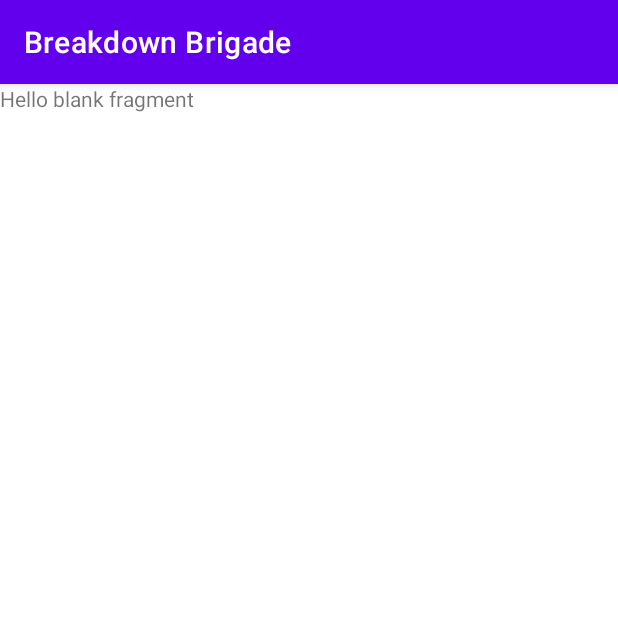
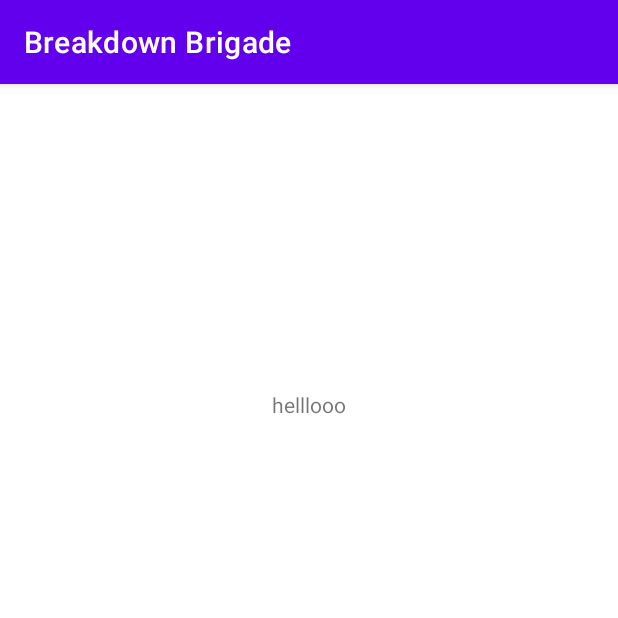
Before and after one commit to Kowshi1101/Breakdown-Brigade, an Android app: the fragment SearchFragment shown on its own in the app's theme, on a phone screen of 412 x 824 dp, the top half of it. Run offline under Robolectric (Android 15) with nearby library versions, the phone set to English and light mode, and no system bars.

Commit message:
some changes

```diff
--- a/app/src/main/AndroidManifest.xml
+++ b/app/src/main/AndroidManifest.xml
@@ -13,6 +13,9 @@
         android:supportsRtl="true"
         android:theme="@style/Theme.MEDIC"
         tools:targetApi="31">
+        <activity
+            android:name=".gmap"
+            android:exported="false" />
         <activity
             android:name=".hook_vehicle_details"
             android:exported="false" />
--- a/app/src/main/res/layout/fragment_search.xml
+++ b/app/src/main/res/layout/fragment_search.xml
@@ -1,14 +1,19 @@
 <?xml version="1.0" encoding="utf-8"?>
-<FrameLayout xmlns:android="http://schemas.android.com/apk/res/android"
+<androidx.constraintlayout.widget.ConstraintLayout xmlns:android="http://schemas.android.com/apk/res/android"
+    xmlns:app="http://schemas.android.com/apk/res-auto"
     xmlns:tools="http://schemas.android.com/tools"
+    android:id="@+id/frameLayout"
     android:layout_width="match_parent"
     android:layout_height="match_parent"
-    tools:context=".SearchFragment">
+    tools:context=".SearchFragment" >
 
-    <!-- TODO: Update blank fragment layout -->
     <TextView
-        android:layout_width="match_parent"
-        android:layout_height="match_parent"
-        android:text="@string/hello_blank_fragment" />
-
-</FrameLayout>
+        android:id="@+id/textView7"
+        android:layout_width="wrap_content"
+        android:layout_height="wrap_content"
+        android:layout_marginTop="204dp"
+        android:text="helllooo"
+        app:layout_constraintEnd_toEndOf="parent"
+        app:layout_constraintStart_toStartOf="parent"
+        app:layout_constraintTop_toTopOf="parent" />
+</androidx.constraintlayout.widget.ConstraintLayout>
--- a/app/src/main/res/menu/item_menu.xml
+++ b/app/src/main/res/menu/item_menu.xml
@@ -5,6 +5,7 @@
 
     <item android:id="@+id/nav_home"
         android:title="Home"
+
         android:icon="@drawable/ic_home"/>
 
     <item android:id="@+id/nav_search"
--- a/app/src/main/res/values/strings.xml
+++ b/app/src/main/res/values/strings.xml
@@ -18,5 +18,6 @@
     <string name="invalid_username">Not a valid username</string>
     <string name="invalid_password">Password must be >5 characters</string>
     <string name="login_failed">"Login failed"</string>
+    <string name="textview">TextView</string>
 
 </resources>
```
Also changed, not shown: app/src/main/java/com/example/medic/MainActivity.java (+14 -0 lines), app/src/main/java/com/example/medic/gmap.java (added, +14 -0 lines), app/src/main/java/com/example/medic/homepage.java (+9 -9 lines), app/src/main/res/layout/activity_flat_vehicle_details.xml (+12 -0 lines), app/src/main/res/layout/activity_gmap.xml (added, +9 -0 lines), app/src/main/res/layout/activity_homepage.xml (+19 -30 lines), app/src/main/res/layout/activity_hook_vehicle_details.xml (+12 -0 lines), app/src/main/res/layout/activity_lift_vehicle_details.xml (+13 -0 lines).
